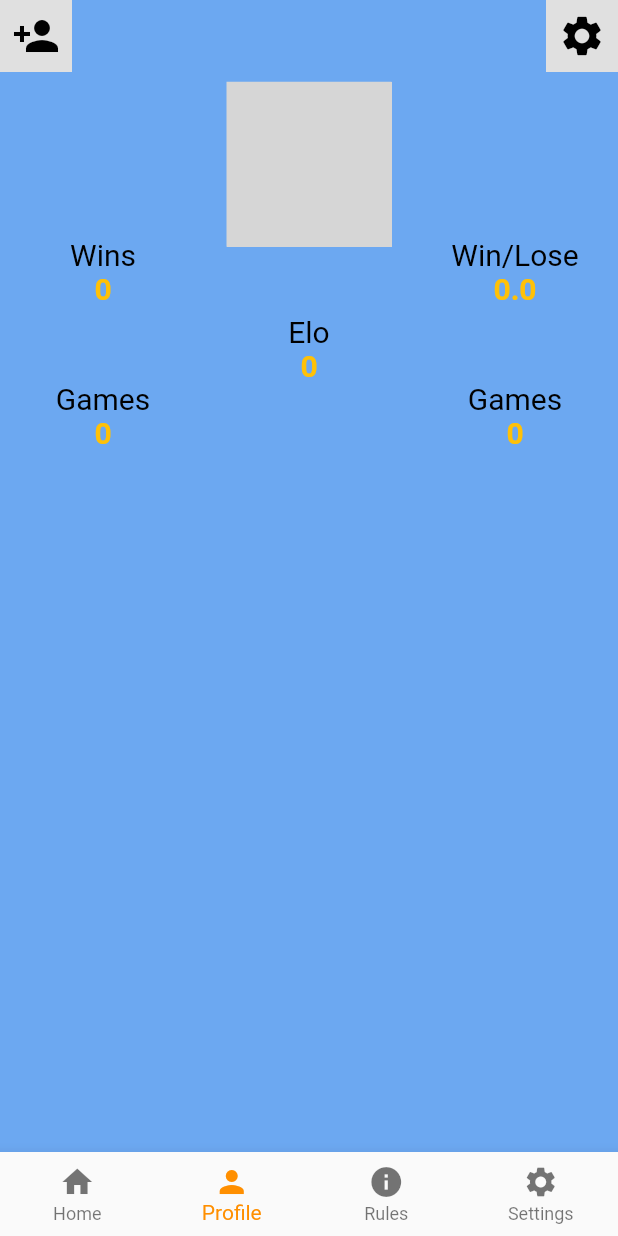
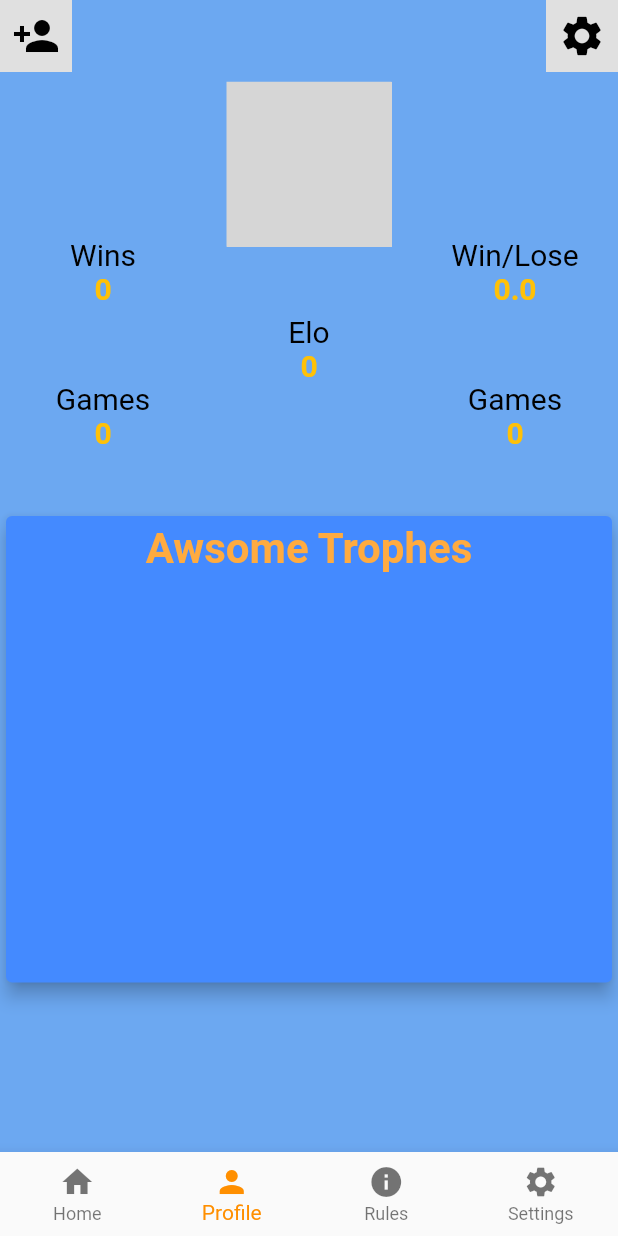
Before and after one commit to WolframAlp/BeerpongLeaderboard, a Flutter app: the Profile screen opened directly, on a phone screen of 412 x 824 dp. Run offline on Flutter 3.47's test engine with Material 2 defaults, Android fonts, the phone set to English and light mode, and no system bars; drawn by our look-alikes of flutter_profile_picture; our stand-ins replace cloud_firestore, firebase_auth, firebase_core, flutter_signin_button, flutter_spinkit, google_sign_in and 1 more; accounts and stored records are empty; network calls fail; Roboto replaces fonts that are missing (OpenSans); grey boxes are pictures that could not be loaded.

Commit message:
added trophy system

```diff
--- a/lib/main.dart
+++ b/lib/main.dart
@@ -1,6 +1,7 @@
 import 'package:beerpong_leaderboard/screens/wrapper.dart';
 import 'package:beerpong_leaderboard/services/auth.dart';
 import 'package:beerpong_leaderboard/services/page_manager.dart';
+import 'package:beerpong_leaderboard/utilities/trophy.dart';
 import 'package:beerpong_leaderboard/utilities/user.dart';
 import 'package:flutter/material.dart';
 import 'package:provider/provider.dart';
@@ -14,7 +15,8 @@ void main() async {
     MultiProvider(
     providers: [
       ChangeNotifierProvider(create: (context) => PageManager()),
-      ChangeNotifierProvider(create: (context) => LastUserLoad())
+      ChangeNotifierProvider(create: (context) => LastUserLoad()),
+      ChangeNotifierProvider(create: (context) => LastTrophyLoad()),
     ],
     child: const MyApp()
     ),
--- a/lib/screens/intro/set_username.dart
+++ b/lib/screens/intro/set_username.dart
@@ -99,8 +99,9 @@ class _SetUsernameState extends State<SetUsername> {
                 error = '';
                 await user?.updateDisplayName(username);
                 await user?.reload();
-                DatabaseService(uid: user?.uid, name: username)
-                    .createNewUser();
+                DatabaseService database = DatabaseService(uid: user?.uid, name: username);
+                await database.createNewUser();
+                await database.createtrophyUser();
                 loading = false;
                 context.read<PageManager>().goToIntro();
               }
--- a/lib/screens/profile/profile.dart
+++ b/lib/screens/profile/profile.dart
@@ -1,6 +1,8 @@
 import 'package:beerpong_leaderboard/screens/buttom_navigation.dart';
 import 'package:beerpong_leaderboard/screens/profile/profile_head.dart';
+import 'package:beerpong_leaderboard/screens/profile/trophys.dart';
 import 'package:beerpong_leaderboard/services/database.dart';
+import 'package:beerpong_leaderboard/utilities/trophy.dart';
 import 'package:beerpong_leaderboard/utilities/user.dart';
 import 'package:firebase_auth/firebase_auth.dart';
 import 'package:flutter/material.dart';
@@ -17,7 +19,12 @@ class _ProfileState extends State<Profile> {
   @override
   Widget build(BuildContext context) {
     User? firebaseUser = Provider.of<User?>(context);
-    return StreamProvider<UserModel>.value(
+    return StreamProvider<TrophyModel>.value(
+      initialData: TrophyModel(),
+      value: DatabaseService(
+                uid: firebaseUser?.uid, name: firebaseUser?.displayName)
+            .trophys,
+      child: StreamProvider<UserModel>.value(
         value: DatabaseService(
                 uid: firebaseUser?.uid, name: firebaseUser?.displayName)
             .userData,
@@ -25,13 +32,13 @@ class _ProfileState extends State<Profile> {
         child: Scaffold(
           bottomNavigationBar: getCostumNavigationBar(context, 1),
           backgroundColor: const Color(0xFF6CA8F1),
-        body: ListView(
-          children: <Widget>[
+          body: Column(
+            children: const <Widget>[
               ProfileHead(),
-            Container(
-              color: Colors.black,
+              SizedBox(height: 40.0,),
+              TrophyHead(),
+            ],
           ),
-          ],
         ),
       ),
     );
--- /dev/null
+++ b/lib/screens/profile/trophys.dart
@@ -0,0 +1,99 @@
+import 'package:beerpong_leaderboard/utilities/constants.dart';
+import 'package:beerpong_leaderboard/utilities/trophy.dart';
+import 'package:cloud_firestore/cloud_firestore.dart';
+import 'package:provider/provider.dart';
+import 'package:flutter/material.dart';
+import 'package:intl/intl.dart';
+
+class TrophyHead extends StatefulWidget {
+  const TrophyHead({Key? key}) : super(key: key);
+
+  @override
+  State<TrophyHead> createState() => _TrophyHeadState();
+}
+
+class _TrophyHeadState extends State<TrophyHead> {
+  @override
+  Widget build(BuildContext context) {
+    final trophys = Provider.of<TrophyModel>(context);
+    context.read<LastTrophyLoad>().setNewModel(trophys);
+    return Container(
+      height: 319.0,
+      child: Card(
+        borderOnForeground: true,
+        color: Colors.blueAccent,
+        elevation: 5.0,
+        child: SingleChildScrollView(
+          // physics: ScrollPhysics(),
+          child: Column(
+            children: [
+              const SizedBox(
+                height: 5.0,
+              ),
+              const Text(
+                "Awsome Trophes",
+                style: largeTitleLabelStyle,
+              ),
+              // TODO make generation by date or order
+              ListView.builder(
+                scrollDirection: Axis.vertical,
+                shrinkWrap: true,
+                physics: NeverScrollableScrollPhysics(),
+                itemCount: trophys.trophyMap.length,
+                itemBuilder: (context, index) {
+                  return TrophyTile(trophy: trophys.trophyMap[index]);
+                },
+              ),
+            ],
+          ),
+        ),
+      ),
+    );
+  }
+}
+
+class TrophyTile extends StatelessWidget {
+  final Map trophy;
+  const TrophyTile({required this.trophy});
+
+  @override
+  Widget build(BuildContext context) {
+    String name = trophy.keys.first;
+    Timestamp time = trophy[name];
+    return Card(
+      // margin: const EdgeInsets.fromLTRB(10.0, 6.0, 10.0, 0.0),
+      child: ListTile(
+        leading: trophyFlavourImage[name],
+        title: Text(
+          name,
+          style: profileLabelStyle,
+        ),
+        subtitle: Text(
+          trophyFlavourText[name],
+          style: kLabelStyle,
+        ),
+        tileColor: Colors.deepOrange[300],
+        trailing: Text(DateFormat('dd-MM--yy').format(time.toDate()),
+            style: smallHiddenLabelStyle),
+      ),
+    );
+  }
+}
+
+const double leadingSize = 45.0;
+Map trophyFlavourImage = {
+  "CoolName": const Icon(
+    Icons.cookie_outlined,
+    size: leadingSize,
+  ),
+  "FirstWin": const Icon(Icons.nordic_walking, size: leadingSize),
+  "TenWins": const Icon(Icons.ten_k, size: leadingSize),
+  "Top100": const Icon(Icons.leaderboard, size: leadingSize),
+};
+
+Map trophyFlavourText = {
+  "CoolName": "Cool Name Bro, tell it again! ",
+  "FirstWin": "Letsa goo!",
+  "TenWins": "Just ten more to go",
+  "Top100": "Best of most of all",
+};
--- a/lib/services/database.dart
+++ b/lib/services/database.dart
@@ -1,3 +1,4 @@
+import 'package:beerpong_leaderboard/utilities/trophy.dart';
 import 'package:cloud_firestore/cloud_firestore.dart';
 import 'package:beerpong_leaderboard/utilities/user.dart';
 
@@ -11,8 +12,11 @@ class DatabaseService {
   final CollectionReference userCollection =
       FirebaseFirestore.instance.collection('users');
 
+  final CollectionReference trophysCollection =
+      FirebaseFirestore.instance.collection('trophys');
+
+  // Create new user in database
   Future createNewUser() async {
-    // TODO needs to check if user already exists
     return await userCollection.doc(name).set({
       'uid': uid,
       'name': name,
@@ -21,6 +25,20 @@ class DatabaseService {
       'elo': 1000,
       'friends': [],
     });
+  }
+
+  // Create new database entry in trophies
+  Future createtrophyUser() async {
+    return await trophysCollection.doc(name).set({
+      "CoolName": FieldValue.serverTimestamp(),
+    });
+  }
+
+  // Add a new trophy to the current user
+  Future addtrophyToUser(String trophyName) async {
+    return await trophysCollection
+        .doc(name)
+        .set({trophyName: FieldValue.serverTimestamp()});
   }
 
   // Future completeTutorial() async {
@@ -32,14 +50,36 @@ class DatabaseService {
   //   return document.get('tutorial_complete');
   // }
 
+  // All users list data stream
   Stream<List<UserModel>> get users {
     return userCollection.snapshots().map(_usersFromSnapshot);
   }
 
+  // Current user data stream
   Stream<UserModel> get userData {
     return userCollection.doc(name).snapshots().map(_userDataFromSnapshot);
   }
 
+  // Trophy stream
+  Stream<TrophyModel> get trophys {
+    return trophysCollection.doc(name).snapshots().map(_trophysFromSnapshot);
+  }
+
+  // Single user's trophies from document snapshot
+  TrophyModel _trophysFromSnapshot(DocumentSnapshot snapshot) {
+    List<String> trophyNames = [];
+    List<Timestamp> trophyTimes = [];
+    List<Map> trophyMap = [];
+    Map data = snapshot.data() as Map<String, dynamic>;
+    for (var key in data.keys) {
+      trophyNames.add(key);
+      trophyTimes.add(data[key]);
+      trophyMap.add({key:data[key]});
+    }
+    return TrophyModel(trophyNames: trophyNames, trophyTimes: trophyTimes, trophyMap: trophyMap);
+  }
+
+  // Single user from document snapshot
   UserModel _userDataFromSnapshot(DocumentSnapshot snapshot) {
     return UserModel(
       uid: snapshot.get('uid'),
@@ -64,6 +104,4 @@ class DatabaseService {
       );
     }).toList();
   }
-
-  Future updateUser() async {}
 }
--- a/lib/utilities/constants.dart
+++ b/lib/utilities/constants.dart
@@ -36,6 +36,21 @@ const profileValueLabelStyle = TextStyle(
   fontWeight: FontWeight.bold,
   fontFamily: 'OpenSans',
   fontSize: 20.0,
+);
+
+// Label style for large titles
+const  largeTitleLabelStyle = TextStyle(
+  color: Colors.orangeAccent,
+  fontWeight: FontWeight.bold,
+  fontFamily: 'OpenSans',
+  fontSize: 28.0,
+);
+
+// Label style for small hidden text
+const smallHiddenLabelStyle = TextStyle(
+  color: Colors.white60,
+  fontFamily: 'OpenSans',
+  fontSize: 16.0,
 );
 
 //*****************************************
--- /dev/null
+++ b/lib/utilities/trophy.dart
@@ -0,0 +1,24 @@
+import 'package:cloud_firestore/cloud_firestore.dart';
+import 'package:flutter/foundation.dart';
+
+class TrophyModel {
+  String name = "";
+  List<String> trophyNames = [];
+  List<Timestamp> trophyTimes = [];
+  List<Map> trophyMap = [];
+  TrophyModel({this.name = "", this.trophyNames = const [], this.trophyTimes = const [], this.trophyMap = const []});
+
+}
+
+class LastTrophyLoad with ChangeNotifier, DiagnosticableTreeMixin {
+
+  TrophyModel lastLoad = TrophyModel();
+
+  void setNewModel(TrophyModel trophy){
+    lastLoad = trophy;
+  }
+
+  void clearTrophy(){
+    lastLoad = TrophyModel();
+  }
+}
```
Also changed, not shown: lib/services/auth.dart (+0 -14 lines), lib/screens/profile/trophes.dart (deleted). Lines whose indentation alone changed are shown as unchanged.
